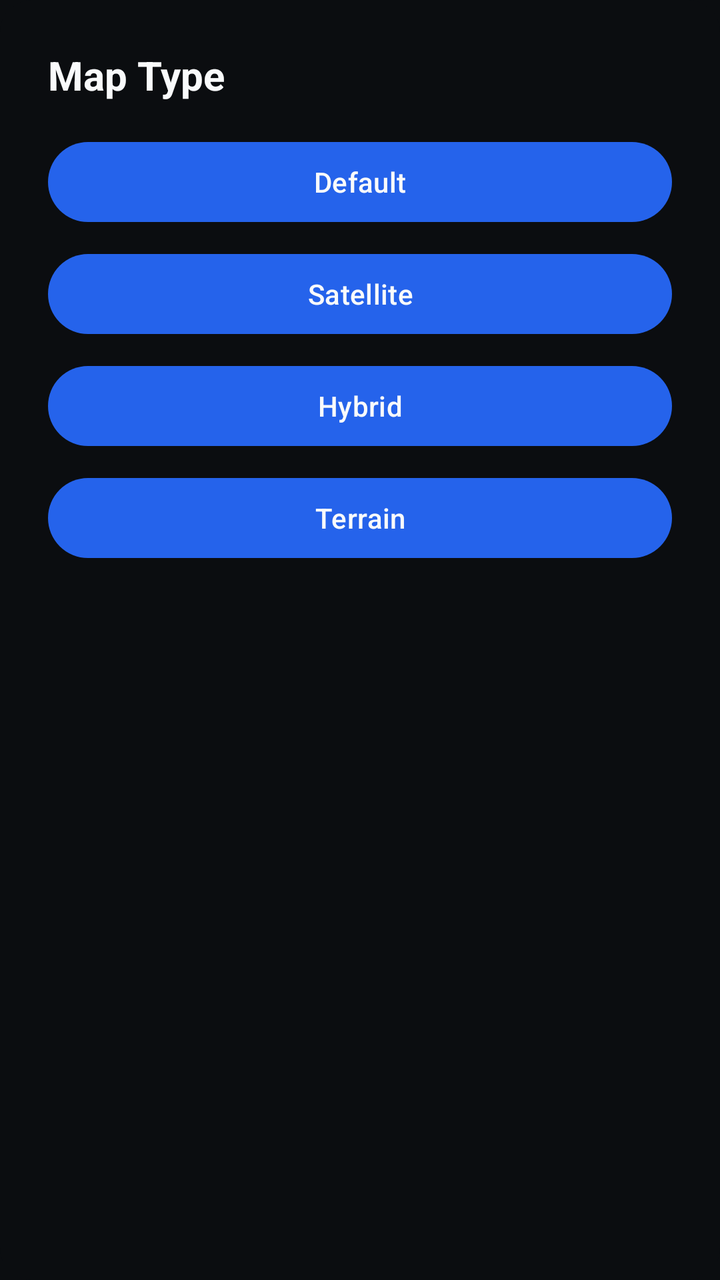
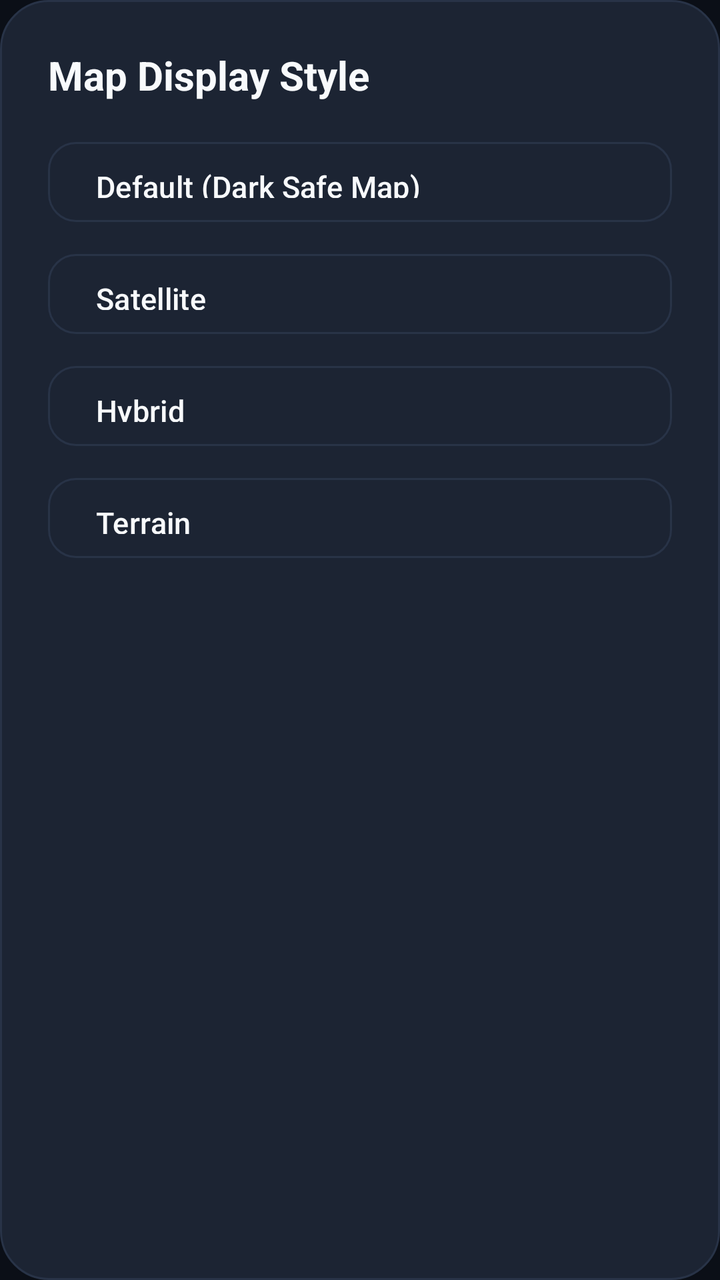

An Android layout rendered at two revisions. The XML below is the earlier revision; the diff shows what the commit changed to produce the second picture.
<!-- AndroidManifest.xml: application theme Theme.RiskFreeRoutes -->
<!-- res/layout/dialog_map_layers.xml -->
<?xml version="1.0" encoding="utf-8"?>
<LinearLayout xmlns:android="http://schemas.android.com/apk/res/android"
    android:layout_width="match_parent"
    android:layout_height="wrap_content"
    android:orientation="vertical"
    android:padding="24dp"
    android:background="@drawable/bg_dialog_rounded">

    <TextView
        android:layout_width="wrap_content"
        android:layout_height="wrap_content"
        android:text="Map Type"
        android:textSize="20sp"
        android:textStyle="bold"
        android:textColor="@color/text_primary"
        android:layout_marginBottom="16dp" />

    <Button
        android:id="@+id/btn_type_normal"
        android:layout_width="match_parent"
        android:layout_height="wrap_content"
        android:text="Default"
        android:layout_marginBottom="8dp" />

    <Button
        android:id="@+id/btn_type_satellite"
        android:layout_width="match_parent"
        android:layout_height="wrap_content"
        android:text="Satellite"
        android:layout_marginBottom="8dp" />

    <Button
        android:id="@+id/btn_type_hybrid"
        android:layout_width="match_parent"
        android:layout_height="wrap_content"
        android:text="Hybrid"
        android:layout_marginBottom="8dp" />

    <Button
        android:id="@+id/btn_type_terrain"
        android:layout_width="match_parent"
        android:layout_height="wrap_content"
        android:text="Terrain" />

</LinearLayout>
<!-- resources referenced by this layout -->
<resources>
  <color name="text_primary">#F9FAFB</color>
  <!-- drawable bg_dialog_rounded (drawable) -->
  <?xml version="1.0" encoding="utf-8"?>
  <shape xmlns:android="http://schemas.android.com/apk/res/android">
      <solid android:color="?android:attr/colorBackground"/>
      <corners android:radius="16dp"/>
  </shape>
  <style name="Theme.RiskFreeRoutes" parent="Theme.Material3.Dark.NoActionBar">
  
          
          <item name="colorPrimary">@color/primary_blue</item>
          <item name="colorPrimaryContainer">@color/primary_blue_light</item>
          <item name="colorOnPrimary">@color/text_primary</item>
  
          <item name="colorSecondary">@color/accent_blue</item>
          <item name="colorOnSecondary">@color/text_primary</item>
  
          <item name="colorTertiary">@color/danger_red</item>
          <item name="colorError">@color/danger_red</item>
  
          <item name="colorSurface">@color/glass_panel</item>
          <item name="colorOnSurface">@color/text_primary</item>
  
          <item name="android:colorBackground">@color/colorBackground</item>
  
          
          <item name="android:statusBarColor">@color/colorBackground</item>
          <item name="android:navigationBarColor">@color/colorBackground</item>
  
          
          <item name="shapeAppearanceSmallComponent">@style/ShapeAppearance.RiskFreeRoutes.SmallComponent</item>
          <item name="shapeAppearanceMediumComponent">@style/ShapeAppearance.RiskFreeRoutes.MediumComponent</item>
          <item name="shapeAppearanceLargeComponent">@style/ShapeAppearance.RiskFreeRoutes.LargeComponent</item>
  
      </style>
  <color name="primary_blue">#2563EB</color>
  <color name="primary_blue_light">#4F8CFF</color>
  <color name="accent_blue">#8FB4FF</color>
  <color name="danger_red">#EF4444</color>
  <color name="glass_panel">#991C2026</color>
  <color name="colorBackground">#0B0D10</color>
  <style name="ShapeAppearance.RiskFreeRoutes.MediumComponent" parent="ShapeAppearance.Material3.MediumComponent">
          <item name="cornerRadius">16dp</item>
      </style>
  <style name="ShapeAppearance.RiskFreeRoutes.LargeComponent" parent="ShapeAppearance.Material3.LargeComponent">
          <item name="cornerRadius">24dp</item>
      </style>
  <!-- unchanged entries left out for length: 1 -->
</resources>

<!-- the commit's change to res/layout/dialog_map_layers.xml (unified diff, before → after) -->
@@ -1,5 +1,6 @@
 <?xml version="1.0" encoding="utf-8"?>
 <LinearLayout xmlns:android="http://schemas.android.com/apk/res/android"
+    xmlns:app="http://schemas.android.com/apk/res-auto"
     android:layout_width="match_parent"
     android:layout_height="wrap_content"
     android:orientation="vertical"
@@ -9,37 +10,45 @@
     <TextView
         android:layout_width="wrap_content"
         android:layout_height="wrap_content"
-        android:text="Map Type"
+        android:text="Map Display Style"
         android:textSize="20sp"
         android:textStyle="bold"
         android:textColor="@color/text_primary"
         android:layout_marginBottom="16dp" />
 
-    <Button
+    <com.google.android.material.button.MaterialButton
         android:id="@+id/btn_type_normal"
+        style="@style/Widget.RiskFreeRoutes.Button.Outlined"
         android:layout_width="match_parent"
-        android:layout_height="wrap_content"
-        android:text="Default"
+        android:layout_height="48dp"
+        android:text="Default (Dark Safe Map)"
+        android:textAlignment="viewStart"
         android:layout_marginBottom="8dp" />
 
-    <Button
+    <com.google.android.material.button.MaterialButton
         android:id="@+id/btn_type_satellite"
+        style="@style/Widget.RiskFreeRoutes.Button.Outlined"
         android:layout_width="match_parent"
-        android:layout_height="wrap_content"
+        android:layout_height="48dp"
         android:text="Satellite"
+        android:textAlignment="viewStart"
         android:layout_marginBottom="8dp" />
 
-    <Button
+    <com.google.android.material.button.MaterialButton
         android:id="@+id/btn_type_hybrid"
+        style="@style/Widget.RiskFreeRoutes.Button.Outlined"
         android:layout_width="match_parent"
-        android:layout_height="wrap_content"
+        android:layout_height="48dp"
         android:text="Hybrid"
+        android:textAlignment="viewStart"
         android:layout_marginBottom="8dp" />
 
-    <Button
+    <com.google.android.material.button.MaterialButton
         android:id="@+id/btn_type_terrain"
+        style="@style/Widget.RiskFreeRoutes.Button.Outlined"
         android:layout_width="match_parent"
-        android:layout_height="wrap_content"
-        android:text="Terrain" />
+        android:layout_height="48dp"
+        android:text="Terrain"
+        android:textAlignment="viewStart" />
 
 </LinearLayout>
<!-- resource entries referenced after the edit -->
@@ -1,33 +1,53 @@
 <!-- resources referenced by this layout -->
 <resources>
-  <color name="text_primary">#F9FAFB</color>
+  <color name="text_primary">#F8FAFC</color>
   <!-- drawable bg_dialog_rounded (drawable) -->
   <?xml version="1.0" encoding="utf-8"?>
-  <shape xmlns:android="http://schemas.android.com/apk/res/android">
-      <solid android:color="?android:attr/colorBackground"/>
-      <corners android:radius="16dp"/>
+  <shape xmlns:android="http://schemas.android.com/apk/res/android"
+      android:shape="rectangle">
+      <solid android:color="@color/colorSurfaceVariant" />
+      <corners android:radius="@dimen/card_corner_radius_lg" />
+      <stroke
+          android:width="1dp"
+          android:color="@color/colorSurfaceBorder" />
   </shape>
+  <style name="Widget.RiskFreeRoutes.Button.Outlined" parent="Widget.Material3.Button.OutlinedButton">
+          <item name="strokeColor">@color/colorSurfaceBorder</item>
+          <item name="strokeWidth">1dp</item>
+          <item name="android:textColor">@color/text_primary</item>
+          <item name="cornerRadius">@dimen/button_corner_radius</item>
+          <item name="android:minHeight">@dimen/button_height</item>
+          <item name="android:paddingTop">12dp</item>
+          <item name="android:paddingBottom">12dp</item>
+          <item name="android:textSize">@dimen/button_text_size</item>
+      </style>
   <style name="Theme.RiskFreeRoutes" parent="Theme.Material3.Dark.NoActionBar">
   
           
           <item name="colorPrimary">@color/primary_blue</item>
-          <item name="colorPrimaryContainer">@color/primary_blue_light</item>
-          <item name="colorOnPrimary">@color/text_primary</item>
+          <item name="colorPrimaryContainer">@color/primary_blue_dark</item>
+          <item name="colorOnPrimary">@color/text_on_primary</item>
   
           <item name="colorSecondary">@color/accent_blue</item>
-          <item name="colorOnSecondary">@color/text_primary</item>
+          <item name="colorSecondaryContainer">@color/primary_blue_subtle</item>
+          <item name="colorOnSecondary">@color/colorBackground</item>
   
-          <item name="colorTertiary">@color/danger_red</item>
+          <item name="colorTertiary">@color/warning_amber</item>
           <item name="colorError">@color/danger_red</item>
+          <item name="colorOnError">@color/text_on_primary</item>
   
-          <item name="colorSurface">@color/glass_panel</item>
+          <item name="colorSurface">@color/colorSurface</item>
+          <item name="colorSurfaceVariant">@color/colorSurfaceVariant</item>
           <item name="colorOnSurface">@color/text_primary</item>
+          <item name="colorOnSurfaceVariant">@color/text_secondary</item>
   
           <item name="android:colorBackground">@color/colorBackground</item>
   
           
           <item name="android:statusBarColor">@color/colorBackground</item>
           <item name="android:navigationBarColor">@color/colorBackground</item>
+          <item name="android:windowLightStatusBar">false</item>
+          <item name="android:windowLightNavigationBar">false</item>
   
           
           <item name="shapeAppearanceSmallComponent">@style/ShapeAppearance.RiskFreeRoutes.SmallComponent</item>
@@ -35,14 +55,24 @@
           <item name="shapeAppearanceLargeComponent">@style/ShapeAppearance.RiskFreeRoutes.LargeComponent</item>
   
       </style>
-  <color name="primary_blue">#2563EB</color>
-  <color name="primary_blue_light">#4F8CFF</color>
-  <color name="accent_blue">#8FB4FF</color>
+  <color name="colorSurfaceVariant">#1C2433</color>
+  <dimen name="card_corner_radius_lg">24dp</dimen>
+  <color name="colorSurfaceBorder">#283347</color>
+  <dimen name="button_corner_radius">14dp</dimen>
+  <dimen name="button_height">52dp</dimen>
+  <dimen name="button_text_size">15sp</dimen>
+  <color name="primary_blue">#3B82F6</color>
+  <color name="primary_blue_dark">#2563EB</color>
+  <color name="text_on_primary">#FFFFFF</color>
+  <color name="accent_blue">#93C5FD</color>
+  <color name="primary_blue_subtle">#1E2C44</color>
   <color name="danger_red">#EF4444</color>
-  <color name="glass_panel">#991C2026</color>
-  <color name="colorBackground">#0B0D10</color>
+  <color name="colorSurface">#141A24</color>
+  <color name="text_secondary">#94A3B8</color>
+  <color name="colorBackground">#0B0F17</color>
+  <color name="warning_amber">#F59E0B</color>
   <style name="ShapeAppearance.RiskFreeRoutes.MediumComponent" parent="ShapeAppearance.Material3.MediumComponent">
-          <item name="cornerRadius">16dp</item>
+          <item name="cornerRadius">18dp</item>
       </style>
   <style name="ShapeAppearance.RiskFreeRoutes.LargeComponent" parent="ShapeAppearance.Material3.LargeComponent">
           <item name="cornerRadius">24dp</item>
